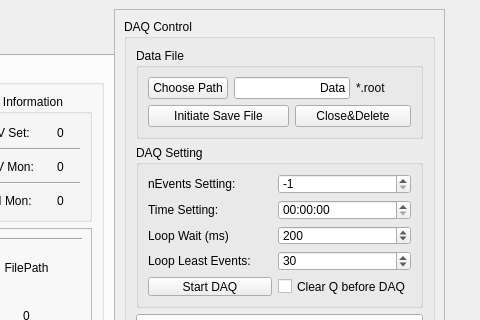
First picture: the form in src/FEEControlWidget.ui, repository HelloUSTC114/FEEBoardGUI, before the edit; both pictures show x 546 to 1026 and y 0 to 320 of the 1026 by 974 pixel window.
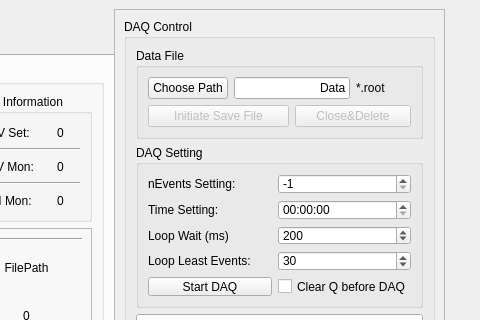
Second picture: the form after the edit.

Patch:
```diff
--- a/src/FEEControlWidget.ui
+++ b/src/FEEControlWidget.ui
@@ -1083,6 +1083,9 @@
           </item>
           <item row="1" column="0" colspan="2">
            <widget class="QPushButton" name="btnFileInit">
+            <property name="enabled">
+             <bool>false</bool>
+            </property>
             <property name="text">
              <string>Initiate Save File</string>
             </property>
@@ -1090,6 +1093,9 @@
           </item>
           <item row="1" column="2" colspan="2">
            <widget class="QPushButton" name="btnFileClose">
+            <property name="enabled">
+             <bool>false</bool>
+            </property>
             <property name="text">
              <string>Close&amp;&amp;Delete</string>
             </property>
```
